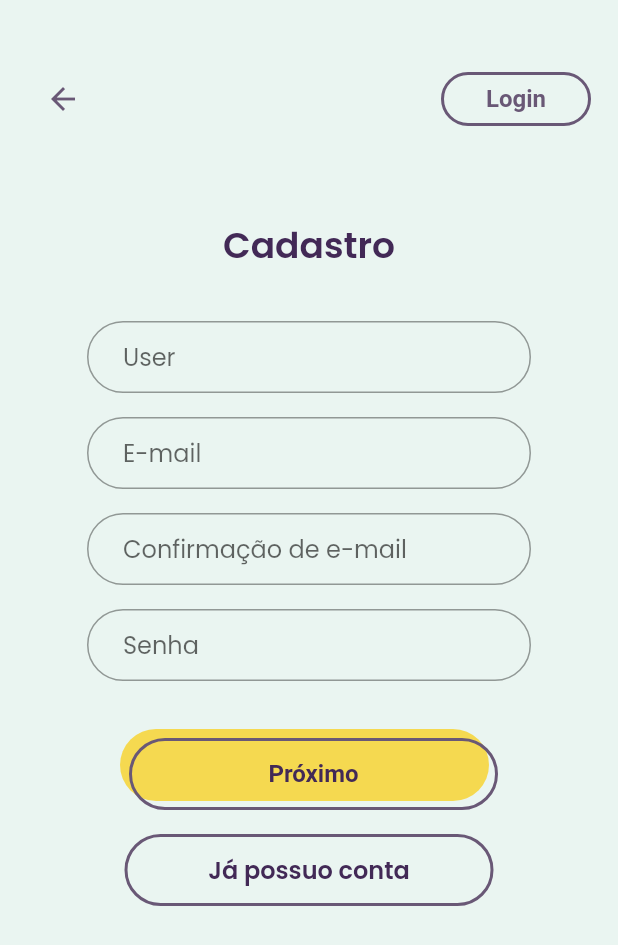
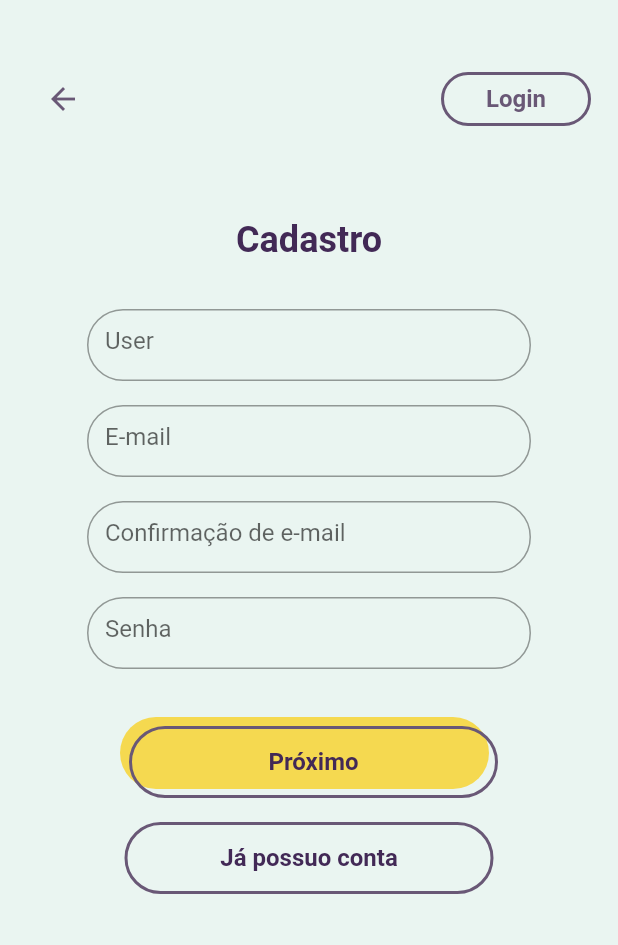
Before and after one commit to jorgelucasalm/Linguini, a Flutter app: the screen it shows after launch, on a phone screen of 412 x 824 dp. Shown: the top 945 px of the screen. Run offline on Flutter 3.47's test engine with Material 2 defaults, Android fonts, the phone set to English and light mode, and no system bars.

Commit message:
Revert "refactor: Finalizando a tela de cadastro"
This reverts commit f83838fe936030bd23b93f3f060df03276d9c854.

```diff
--- a/lib/components/text_input.dart
+++ b/lib/components/text_input.dart
@@ -11,14 +11,12 @@ class TextInput extends StatelessWidget {
       width: 296,
       height: 48,
       child: TextFormField(
-        // textAlignVertical: TextAlignVertical.bottom,
-        style: const TextStyle(
-          color: Color(0xFF695876),
-          fontFamily: 'Poppins'
-        ),
         decoration: InputDecoration(
-          contentPadding: const EdgeInsets.symmetric(horizontal: 24),
           hintText: text,
+          labelStyle: const TextStyle(
+            fontSize: 50,
+            color: Color(0xFF695876),
+          ),
           border: OutlineInputBorder(
             borderRadius: BorderRadius.circular(32),
           ),
--- a/lib/pages/register_page.dart
+++ b/lib/pages/register_page.dart
@@ -14,10 +14,8 @@ class _RegisterPageState extends State<RegisterPage> {
   @override
   Widget build(BuildContext context) {
     return Scaffold(
-        resizeToAvoidBottomInset: false,
       backgroundColor: const Color(0xFFEAF5F1),
-        body: SingleChildScrollView(
-          child: Container(
+      body: Container(
         padding: const EdgeInsets.all(18),
         child: Column(
           mainAxisAlignment: MainAxisAlignment.start,
@@ -32,7 +30,6 @@ class _RegisterPageState extends State<RegisterPage> {
                 style: TextStyle(
                   fontSize: 24,
                   fontWeight: FontWeight.w600,
-                      fontFamily: 'Poppins',
                   color: Color(0xff422956),
                 ),
               ),
@@ -70,7 +67,6 @@ class _RegisterPageState extends State<RegisterPage> {
                 style: TextStyle(
                   fontSize: 16,
                   fontWeight: FontWeight.w600,
-                      fontFamily: 'Poppins',
                   color: Color(0xff422956),
                 ),
               ),
@@ -79,6 +75,6 @@ class _RegisterPageState extends State<RegisterPage> {
           ],
         ),
       ),
-        ));
+    );
   }
 }
```
Also changed, not shown: pubspec.yaml (+12 -14 lines). Lines whose indentation alone changed are shown as unchanged.
